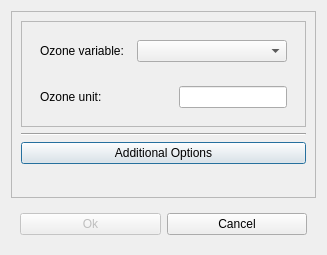
Old version of the form data_load.ui in the repository IUPBAuf/IUP-Regression-Model.
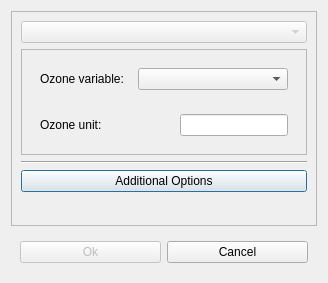
New version of the form.

The edit to the form file:
```diff
--- a/data_load.ui
+++ b/data_load.ui
@@ -6,8 +6,8 @@
    <rect>
     <x>0</x>
     <y>0</y>
-    <width>327</width>
-    <height>255</height>
+    <width>328</width>
+    <height>283</height>
    </rect>
   </property>
   <property name="windowTitle">
@@ -23,6 +23,13 @@
       <enum>QFrame::Raised</enum>
      </property>
      <layout class="QVBoxLayout" name="verticalLayout_4">
+      <item>
+       <widget class="QComboBox" name="group_combo">
+        <property name="enabled">
+         <bool>false</bool>
+        </property>
+       </widget>
+      </item>
       <item>
        <widget class="QFrame" name="frame_2">
         <property name="frameShape">
```
